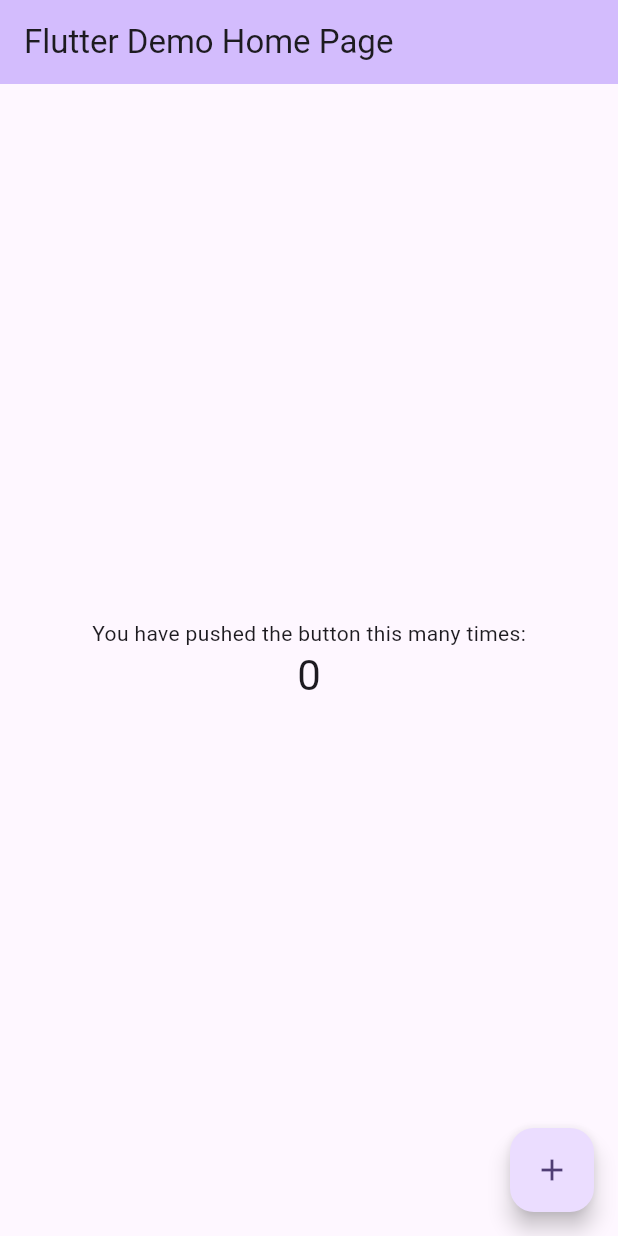
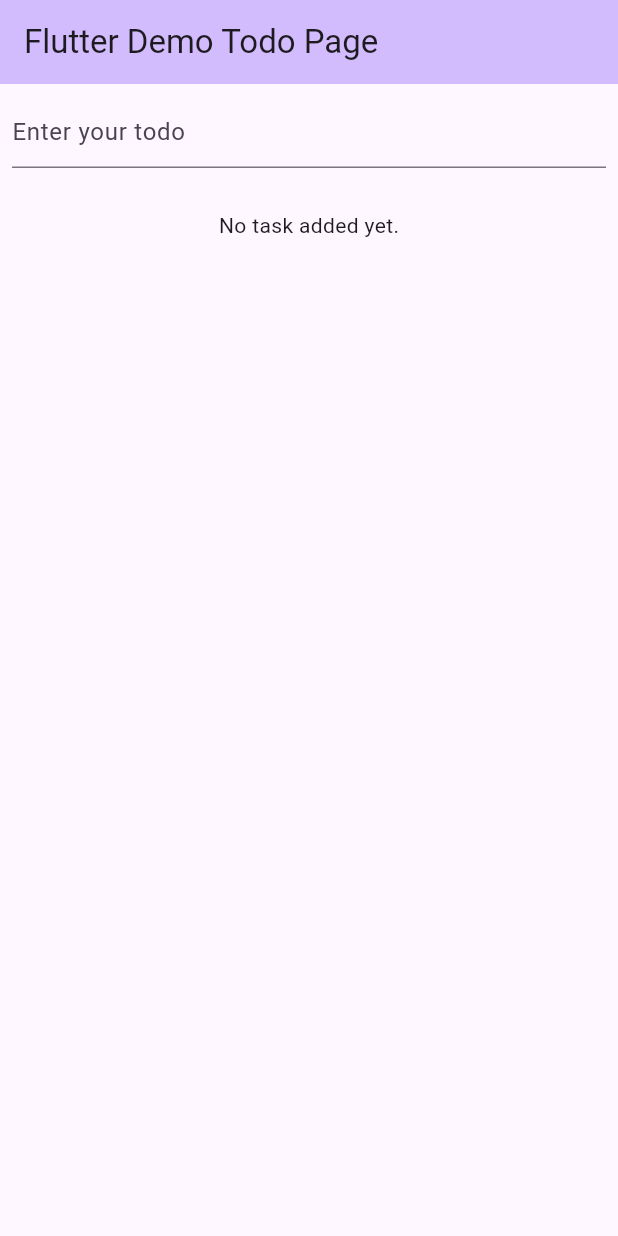
Before and after one commit to takumi-ya/flutter_todo_app, a Flutter app: the screen it shows after launch, on a phone screen of 412 x 824 dp. Run offline on Flutter 3.47's test engine with Material 3 defaults, Android fonts, the phone set to English and light mode, and no system bars.

Commit message:
見た目だけ完成

```diff
--- a/lib/main.dart
+++ b/lib/main.dart
@@ -1,4 +1,5 @@
 import 'package:flutter/material.dart';
+import 'package:flutter_todo_app/todo_page.dart';
 
 void main() {
   runApp(const MyApp());
@@ -10,60 +11,12 @@ class MyApp extends StatelessWidget {
   @override
   Widget build(BuildContext context) {
     return MaterialApp(
-      title: 'Flutter Demo',
+      title: 'Flutter Todo App',
       theme: ThemeData(
         colorScheme: ColorScheme.fromSeed(seedColor: Colors.deepPurple),
         useMaterial3: true,
       ),
-      home: const MyHomePage(title: 'Flutter Demo Home Page'),
+      home: const TodoPage(title: 'Flutter Demo Todo Page'),
     );
   }
 }
-
-class MyHomePage extends StatefulWidget {
-  const MyHomePage({super.key, required this.title});
-
-  final String title;
-
-  @override
-  State<MyHomePage> createState() => _MyHomePageState();
-}
-
-class _MyHomePageState extends State<MyHomePage> {
-  int _counter = 0;
-
-  void _incrementCounter() {
-    setState(() {
-      _counter++;
-    });
-  }
-
-  @override
-  Widget build(BuildContext context) {
-    return Scaffold(
-      appBar: AppBar(
-        backgroundColor: Theme.of(context).colorScheme.inversePrimary,
-        title: Text(widget.title),
-      ),
-      body: Center(
-        child: Column(
-          mainAxisAlignment: MainAxisAlignment.center,
-          children: <Widget>[
-            const Text(
-              'You have pushed the button this many times:',
-            ),
-            Text(
-              '$_counter',
-              style: Theme.of(context).textTheme.headlineMedium,
-            ),
-          ],
-        ),
-      ),
-      floatingActionButton: FloatingActionButton(
-        onPressed: _incrementCounter,
-        tooltip: 'Increment',
-        child: const Icon(Icons.add),
-      ),
-    );
-  }
-}
--- /dev/null
+++ b/lib/todo_page.dart
@@ -0,0 +1,61 @@
+import 'package:flutter/material.dart';
+
+class TodoPage extends StatefulWidget {
+  const TodoPage({super.key, required this.title});
+
+  final String title;
+
+  @override
+  State<TodoPage> createState() => _TodoPageState();
+}
+
+class _TodoPageState extends State<TodoPage> {
+  final _todoList = <String>[];
+  final _controller = TextEditingController();
+
+  @override
+  Widget build(BuildContext context) {
+    const gap = 20.0;
+
+    return Scaffold(
+      appBar: AppBar(
+        backgroundColor: Theme.of(context).colorScheme.inversePrimary,
+        title: Text(widget.title),
+      ),
+      body: Center(
+        child: Column(
+          mainAxisAlignment: MainAxisAlignment.center,
+          children: <Widget>[
+            Padding(
+              padding: const EdgeInsets.all(8.0),
+              child: TextField(
+                decoration: const InputDecoration(hintText: 'Enter your todo'),
+                controller: _controller,
+                onSubmitted: (value) {},
+              ),
+            ),
+            const SizedBox(height: gap),
+            Expanded(
+              child: _todoList.isEmpty
+                  ? const Text('No task added yet.')
+                  : ListView.builder(
+                      itemCount: _todoList.length,
+                      itemBuilder: (context, index) {
+                        return Card(
+                          child: ListTile(
+                            title: Text(_todoList[index]),
+                            trailing: IconButton(
+                              onPressed: () {},
+                              icon: const Icon(Icons.delete),
+                            ),
+                          ),
+                        );
+                      },
+                    ),
+            )
+          ],
+        ),
+      ),
+    );
+  }
+}
```
